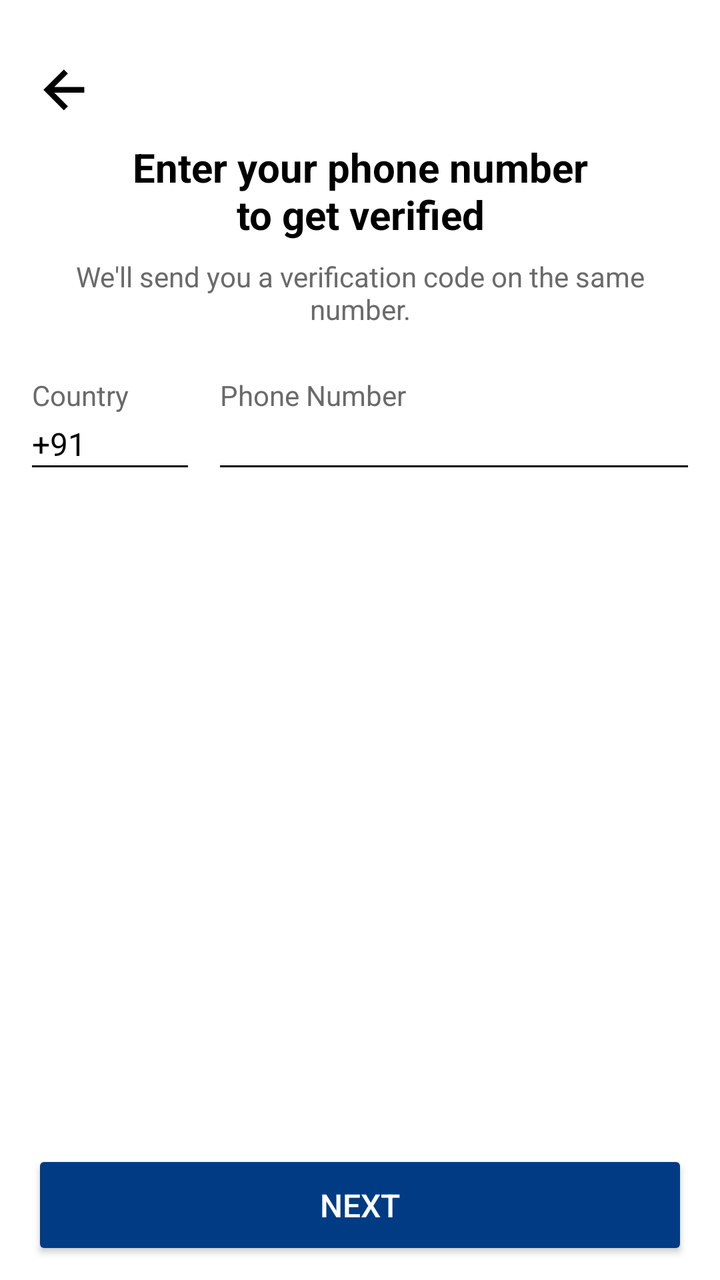
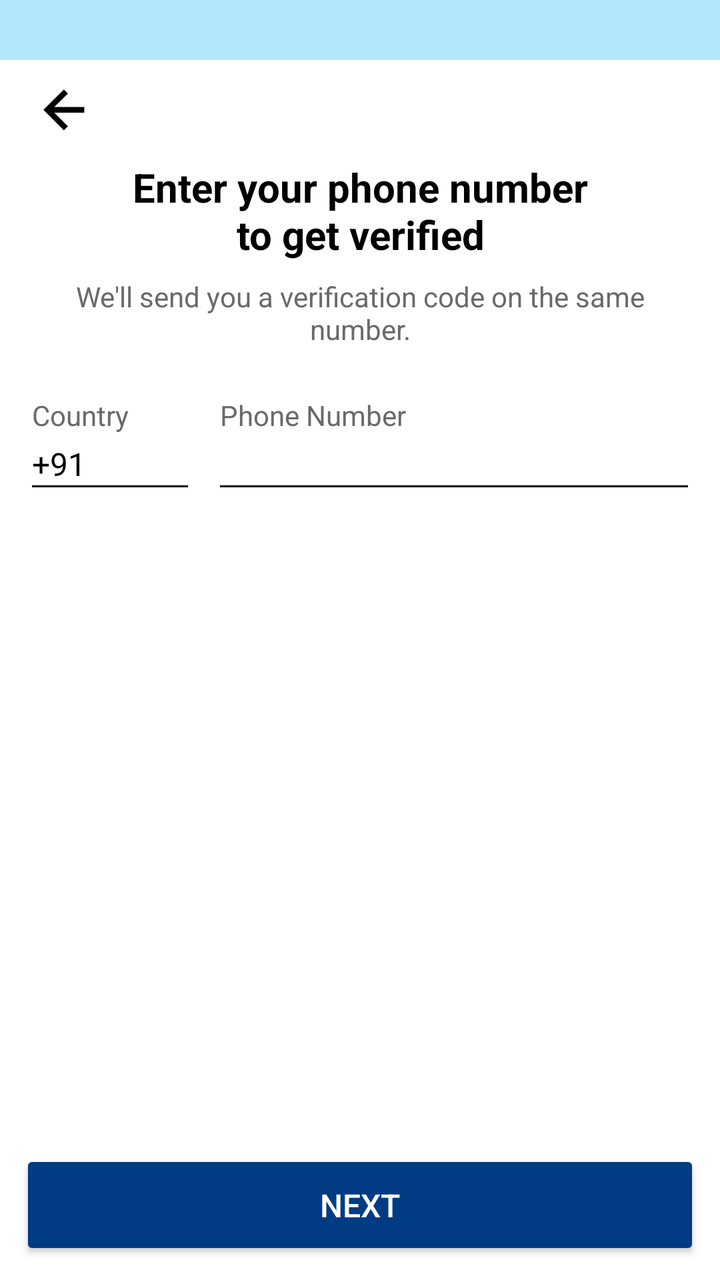

Compare the two renders of this Android layout. The source of the first and the diff that turns it into the second are given below.
<!-- AndroidManifest.xml: application theme Theme.Seekshakcom -->
<!-- res/layout/activity_phone_verification.xml -->
<?xml version="1.0" encoding="utf-8"?>
<androidx.constraintlayout.widget.ConstraintLayout
    xmlns:android="http://schemas.android.com/apk/res/android"
    xmlns:app="http://schemas.android.com/apk/res-auto"
    android:layout_width="match_parent"
    android:layout_height="match_parent"
    android:paddingTop="30dp"
    android:paddingHorizontal="16dp"
    android:paddingBottom="10dp"
    android:background="@android:color/white">

    
    <ImageView
        android:id="@+id/back_arrow"
        android:layout_width="30dp"
        android:layout_height="28dp"
        android:src="@drawable/ic_back_arrow"
        android:contentDescription="Back"
        app:layout_constraintTop_toTopOf="parent"
        app:layout_constraintStart_toStartOf="parent"
        android:layout_marginTop="0dp" />



    
    <TextView
        android:id="@+id/title_text"
        android:layout_width="0dp"
        android:layout_height="wrap_content"
        android:text="Enter your phone number\nto get verified"
        android:textSize="20sp"
        android:textStyle="bold"
        android:textColor="#000000"
        android:gravity="center"
        android:layout_marginTop="12dp"
        app:layout_constraintTop_toBottomOf="@id/back_arrow"
        app:layout_constraintStart_toStartOf="parent"
        app:layout_constraintEnd_toEndOf="parent" />

    
    <TextView
        android:id="@+id/subtitle_text"
        android:layout_width="0dp"
        android:layout_height="wrap_content"
        android:text="We'll send you a verification code on the same number."
        android:textSize="14sp"
        android:textColor="#6A6A6A"
        android:layout_marginTop="8dp"
        android:gravity="center"
        app:layout_constraintTop_toBottomOf="@id/title_text"
        app:layout_constraintStart_toStartOf="parent"
        app:layout_constraintEnd_toEndOf="parent" />

    
    <LinearLayout
        android:id="@+id/phone_input_row"
        android:layout_width="0dp"
        android:layout_height="wrap_content"
        android:orientation="horizontal"
        android:layout_marginTop="24dp"
        app:layout_constraintTop_toBottomOf="@id/subtitle_text"
        app:layout_constraintStart_toStartOf="parent"
        app:layout_constraintEnd_toEndOf="parent">

        
        <LinearLayout
            android:layout_width="0dp"
            android:layout_height="wrap_content"
            android:layout_weight="0.5"
            android:orientation="vertical">

            <TextView
                android:layout_width="wrap_content"
                android:layout_height="wrap_content"
                android:text="Country"
                android:textSize="14sp"
                android:textColor="#6A6A6A" />

            <TextView
                android:layout_width="wrap_content"
                android:layout_height="wrap_content"
                android:text="+91"
                android:textSize="16sp"
                android:textColor="#000000"
                android:layout_marginTop="4dp"/>

            <View
                android:layout_width="match_parent"
                android:layout_height="1dp"
                android:background="#000000" />
        </LinearLayout>

        
        <LinearLayout
            android:layout_width="0dp"
            android:layout_height="wrap_content"
            android:layout_weight="1.5"
            android:orientation="vertical"
            android:layout_marginStart="16dp">

            <TextView
                android:layout_width="wrap_content"
                android:layout_height="wrap_content"
                android:text="Phone Number"
                android:textSize="14sp"
                android:textColor="#6A6A6A" />

            <AutoCompleteTextView
                android:id="@+id/mobile_no"
                android:layout_width="match_parent"
                android:layout_height="wrap_content"
                android:layout_weight="1"
                android:text=" "
                android:textSize="16sp"
                android:textColor="#000000"
                android:background="@android:color/transparent"
                android:completionThreshold="1"
                android:inputType="phone"
                android:imeOptions="actionDone"
                android:layout_marginTop="4dp"/>


            <View
                android:layout_width="match_parent"
                android:layout_height="1dp"
                android:background="#000000" />
        </LinearLayout>
    </LinearLayout>



    
    <Button
        android:id="@+id/next_button"
        android:layout_width="0dp"
        android:layout_height="55dp"
        android:text="Next"
        android:textColor="#FFFFFF"
        android:textSize="16sp"
        android:backgroundTint="#003B84"
        android:layout_marginBottom="0dp"
        app:layout_constraintStart_toStartOf="parent"
        app:layout_constraintEnd_toEndOf="parent"
        app:layout_constraintBottom_toBottomOf="parent" />

</androidx.constraintlayout.widget.ConstraintLayout>
<!-- resources referenced by this layout -->
<resources>
  <!-- drawable ic_back_arrow (drawable) -->
  <vector xmlns:android="http://schemas.android.com/apk/res/android"
      android:width="24dp"
      android:height="24dp"
      android:viewportWidth="900"
      android:viewportHeight="900">
    <path
        android:pathData="m326.15,525.5 l218.74,218.74L480,808.13 151.87,480 480,151.87l64.89,63.89L326.15,434.5h481.98v91L326.15,525.5Z"
        android:fillColor="#000000"/>
  </vector>
  <style name="Theme.Seekshakcom" parent="Theme.AppCompat.Light.NoActionBar">
          
          <item name="colorPrimary">@color/black</item>
          <item name="colorPrimaryDark">@color/purple_700</item>
          <item name="colorAccent">@color/teal_200</item>
  
      </style>
  <color name="black">#FF000000</color>
  <color name="purple_700">#FF3700B3</color>
  <color name="teal_200">#FF03DAC5</color>
</resources>

<!-- the commit's change to res/layout/activity_phone_verification.xml (unified diff, before → after) -->
@@ -4,143 +4,165 @@
     xmlns:app="http://schemas.android.com/apk/res-auto"
     android:layout_width="match_parent"
     android:layout_height="match_parent"
-    android:paddingTop="30dp"
-    android:paddingHorizontal="16dp"
-    android:paddingBottom="10dp"
-    android:background="@android:color/white">
+    android:background="@color/soft_blue"
+    android:fitsSystemWindows="true"
+    android:paddingTop="30dp">
 
     
-    <ImageView
-        android:id="@+id/back_arrow"
-        android:layout_width="30dp"
-        android:layout_height="28dp"
-        android:src="@drawable/ic_back_arrow"
-        android:contentDescription="Back"
+    <ScrollView
+        android:id="@+id/scrollView"
+        android:background="@color/white"
+        android:layout_width="0dp"
+        android:layout_height="0dp"
+        android:fillViewport="true"
+        android:paddingTop="10dp"
+        android:paddingBottom="20dp"
+        android:paddingHorizontal="16dp"
         app:layout_constraintTop_toTopOf="parent"
+        app:layout_constraintBottom_toTopOf="@id/next_button"
         app:layout_constraintStart_toStartOf="parent"
-        android:layout_marginTop="0dp" />
+        app:layout_constraintEnd_toEndOf="parent">
 
+        <androidx.constraintlayout.widget.ConstraintLayout
+            android:layout_width="match_parent"
+            android:layout_height="wrap_content">
 
+            
+            <ImageView
+                android:id="@+id/back_arrow"
+                android:layout_width="30dp"
+                android:layout_height="28dp"
+                android:src="@drawable/ic_back_arrow"
+                android:contentDescription="Back"
+                app:layout_constraintTop_toTopOf="parent"
+                app:layout_constraintStart_toStartOf="parent"
+                android:layout_marginTop="0dp" />
 
-    
-    <TextView
-        android:id="@+id/title_text"
+            
+            <TextView
+                android:id="@+id/title_text"
+                android:layout_width="0dp"
+                android:layout_height="wrap_content"
+                android:text="Enter your phone number\nto get verified"
+                android:textSize="20sp"
+                android:textStyle="bold"
+                android:textColor="#000000"
+                android:gravity="center"
+                android:layout_marginTop="12dp"
+                app:layout_constraintTop_toBottomOf="@id/back_arrow"
+                app:layout_constraintStart_toStartOf="parent"
+                app:layout_constraintEnd_toEndOf="parent" />
+
+            
+            <TextView
+                android:id="@+id/subtitle_text"
+                android:layout_width="0dp"
+                android:layout_height="wrap_content"
+                android:text="We'll send you a verification code on the same number."
+                android:textSize="14sp"
+                android:textColor="#6A6A6A"
+                android:layout_marginTop="8dp"
+                android:gravity="center"
+                app:layout_constraintTop_toBottomOf="@id/title_text"
+                app:layout_constraintStart_toStartOf="parent"
+                app:layout_constraintEnd_toEndOf="parent" />
+
+            
+            <LinearLayout
+                android:id="@+id/phone_input_row"
+                android:layout_width="0dp"
+                android:layout_height="wrap_content"
+                android:orientation="horizontal"
+                android:layout_marginTop="24dp"
+                app:layout_constraintTop_toBottomOf="@id/subtitle_text"
+                app:layout_constraintStart_toStartOf="parent"
+                app:layout_constraintEnd_toEndOf="parent">
+
+                
+                <LinearLayout
+                    android:layout_width="0dp"
+                    android:layout_height="wrap_content"
+                    android:layout_weight="0.5"
+                    android:orientation="vertical">
+
+                    <TextView
+                        android:layout_width="wrap_content"
+                        android:layout_height="wrap_content"
+                        android:text="Country"
+                        android:textSize="14sp"
+                        android:textColor="#6A6A6A" />
+
+                    <TextView
+                        android:layout_width="wrap_content"
+                        android:layout_height="wrap_content"
+                        android:text="+91"
+                        android:textSize="16sp"
+                        android:textColor="#000000"
+                        android:layout_marginTop="4dp"/>
+
+                    <View
+                        android:layout_width="match_parent"
+                        android:layout_height="1dp"
+                        android:background="#000000" />
+                </LinearLayout>
+
+                
+                <LinearLayout
+                    android:layout_width="0dp"
+                    android:layout_height="wrap_content"
+                    android:layout_weight="1.5"
+                    android:orientation="vertical"
+                    android:layout_marginStart="16dp">
+
+                    <TextView
+                        android:layout_width="wrap_content"
+                        android:layout_height="wrap_content"
+                        android:text="Phone Number"
+                        android:textSize="14sp"
+                        android:textColor="#6A6A6A" />
+
+                    <AutoCompleteTextView
+                        android:id="@+id/mobile_no"
+                        android:layout_width="match_parent"
+                        android:layout_height="wrap_content"
+                        android:text=" "
+                        android:textSize="16sp"
+                        android:textColor="#000000"
+                        android:background="@android:color/transparent"
+                        android:completionThreshold="1"
+                        android:inputType="phone"
+                        android:imeOptions="actionDone"
+                        android:layout_marginTop="4dp"/>
+
+                    <View
+                        android:layout_width="match_parent"
+                        android:layout_height="1dp"
+                        android:background="#000000" />
+                </LinearLayout>
+            </LinearLayout>
+        </androidx.constraintlayout.widget.ConstraintLayout>
+    </ScrollView>
+
+    <View
+        android:id="@+id/whiteBackgroundBottom"
         android:layout_width="0dp"
-        android:layout_height="wrap_content"
-        android:text="Enter your phone number\nto get verified"
-        android:textSize="20sp"
-        android:textStyle="bold"
-        android:textColor="#000000"
-        android:gravity="center"
-        android:layout_marginTop="12dp"
-        app:layout_constraintTop_toBottomOf="@id/back_arrow"
+        android:layout_height="70dp"
+        android:background="@android:color/white"
+        app:layout_constraintBottom_toBottomOf="parent"
         app:layout_constraintStart_toStartOf="parent"
         app:layout_constraintEnd_toEndOf="parent" />
 
-    
-    <TextView
-        android:id="@+id/subtitle_text"
-        android:layout_width="0dp"
-        android:layout_height="wrap_content"
-        android:text="We'll send you a verification code on the same number."
-        android:textSize="14sp"
-        android:textColor="#6A6A6A"
-        android:layout_marginTop="8dp"
-        android:gravity="center"
-        app:layout_constraintTop_toBottomOf="@id/title_text"
-        app:layout_constraintStart_toStartOf="parent"
-        app:layout_constraintEnd_toEndOf="parent" />
-
-    
-    <LinearLayout
-        android:id="@+id/phone_input_row"
-        android:layout_width="0dp"
-        android:layout_height="wrap_content"
-        android:orientation="horizontal"
-        android:layout_marginTop="24dp"
-        app:layout_constraintTop_toBottomOf="@id/subtitle_text"
-        app:layout_constraintStart_toStartOf="parent"
-        app:layout_constraintEnd_toEndOf="parent">
-
-        
-        <LinearLayout
+        <Button
+            android:id="@+id/next_button"
             android:layout_width="0dp"
-            android:layout_height="wrap_content"
-            android:layout_weight="0.5"
-            android:orientation="vertical">
-
-            <TextView
-                android:layout_width="wrap_content"
-                android:layout_height="wrap_content"
-                android:text="Country"
-                android:textSize="14sp"
-                android:textColor="#6A6A6A" />
-
-            <TextView
-                android:layout_width="wrap_content"
-                android:layout_height="wrap_content"
-                android:text="+91"
-                android:textSize="16sp"
-                android:textColor="#000000"
-                android:layout_marginTop="4dp"/>
-
-            <View
-                android:layout_width="match_parent"
-                android:layout_height="1dp"
-                android:background="#000000" />
-        </LinearLayout>
-
-        
-        <LinearLayout
-            android:layout_width="0dp"
-            android:layout_height="wrap_content"
-            android:layout_weight="1.5"
-            android:orientation="vertical"
-            android:layout_marginStart="16dp">
-
-            <TextView
-                android:layout_width="wrap_content"
-                android:layout_height="wrap_content"
-                android:text="Phone Number"
-                android:textSize="14sp"
-                android:textColor="#6A6A6A" />
-
-            <AutoCompleteTextView
-                android:id="@+id/mobile_no"
-                android:layout_width="match_parent"
-                android:layout_height="wrap_content"
-                android:layout_weight="1"
-                android:text=" "
-                android:textSize="16sp"
-                android:textColor="#000000"
-                android:background="@android:color/transparent"
-                android:completionThreshold="1"
-                android:inputType="phone"
-                android:imeOptions="actionDone"
-                android:layout_marginTop="4dp"/>
-
-
-            <View
-                android:layout_width="match_parent"
-                android:layout_height="1dp"
-                android:background="#000000" />
-        </LinearLayout>
-    </LinearLayout>
-
-
-
-    
-    <Button
-        android:id="@+id/next_button"
-        android:layout_width="0dp"
-        android:layout_height="55dp"
-        android:text="Next"
-        android:textColor="#FFFFFF"
-        android:textSize="16sp"
-        android:backgroundTint="#003B84"
-        android:layout_marginBottom="0dp"
-        app:layout_constraintStart_toStartOf="parent"
-        app:layout_constraintEnd_toEndOf="parent"
-        app:layout_constraintBottom_toBottomOf="parent" />
+            android:layout_height="55dp"
+            android:text="Next"
+            android:textColor="#FFFFFF"
+            android:textSize="16sp"
+            android:backgroundTint="#003B84"
+            android:layout_margin="10dp"
+            app:layout_constraintBottom_toBottomOf="parent"
+            app:layout_constraintStart_toStartOf="parent"
+            app:layout_constraintEnd_toEndOf="parent" />
 
 </androidx.constraintlayout.widget.ConstraintLayout>
<!-- resource entries referenced after the edit -->
@@ -1,5 +1,7 @@
 <!-- resources referenced by this layout -->
 <resources>
+  <color name="soft_blue">#B3E5FC</color>
+  <color name="white">#FFFFFFFF</color>
   <!-- drawable ic_back_arrow (drawable) -->
   <vector xmlns:android="http://schemas.android.com/apk/res/android"
       android:width="24dp"
